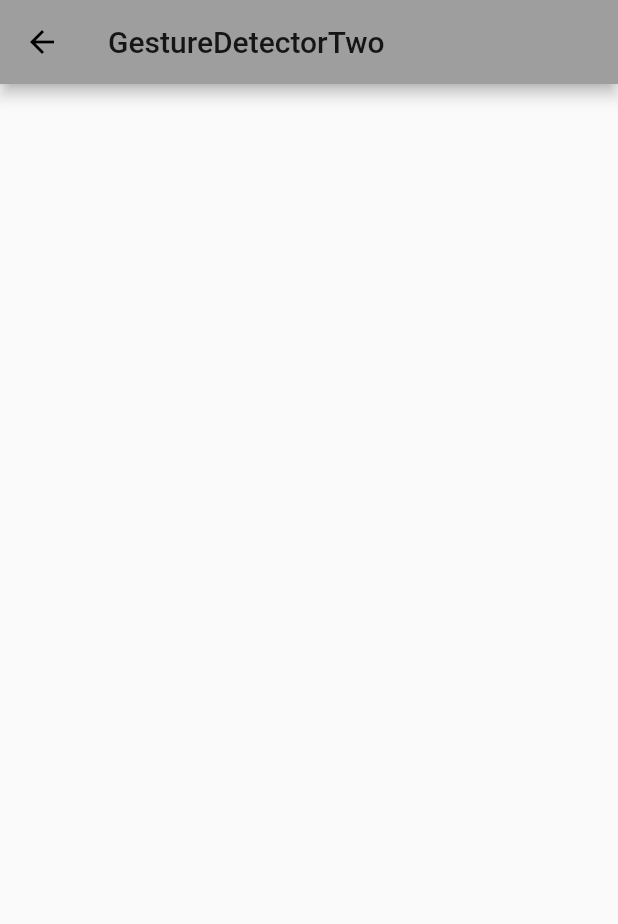
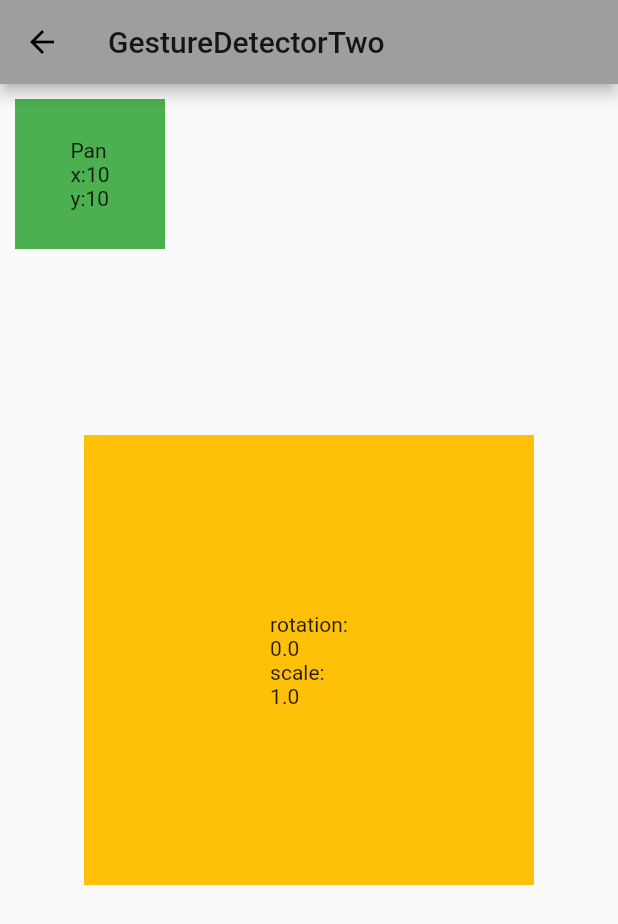
Before and after one commit to linnefromice/flutter_heart_app_01, a Flutter app: the GestureDetectorScreenTwo screen opened by its route, on a phone screen of 412 x 824 dp. Shown: the top 924 px of the screen. Run offline on Flutter 3.47's test engine with Material 2 defaults, Android fonts, the light colour scheme and no system bars; our stand-ins replace flutter_rating_bar, liquid_swipe.

Commit message:
update screen - use pan & scale

```diff
--- a/lib/screens/gesture_detector_screen_two.dart
+++ b/lib/screens/gesture_detector_screen_two.dart
@@ -6,13 +6,68 @@ class GestureDetectorScreenTwo extends StatefulWidget {
 }
 
 class _State extends State<GestureDetectorScreenTwo> {
+  Offset _offset = Offset(10,10);
+  double _radians = 0.0;
+  double _scale = 1.0;
+
   @override
   Widget build(BuildContext context) {
     return Scaffold(
       appBar: AppBar(
         title: Text('GestureDetectorTwo'),
       ),
-      body: Container()
+      body: Stack(
+        children: <Widget>[
+          // Panテスト用のウィジェット
+          Positioned(
+            left: _offset.dx, // 移動の値（x）
+            top: _offset.dy, // 移動の値（y）
+            child: GestureDetector(
+              // ドラッグの移動を更新
+              onPanUpdate: (DragUpdateDetails details) {
+                setState(() {
+                  _offset = Offset(_offset.dx+details.delta.dx, _offset.dy+details.delta.dy);
+                });
+              },
+              child: Container(
+                color: Colors.green,
+                width: 100,
+                height: 100,
+                child: Center(child:Text('Pan\nx:${_offset.dx.toInt()}\ny:${_offset.dy.toInt()}'),),
+              ),
+            ),
+          ),
+          // Scale用のウィジェット
+          Center(
+            child: Column(
+              mainAxisAlignment: MainAxisAlignment.center,
+              children: <Widget>[
+                GestureDetector(
+                  // 回転とスケールの値を更新
+                  onScaleUpdate: (ScaleUpdateDetails details) {
+                    setState(() {
+                      _radians = details.rotation;
+                      _scale = details.scale;
+                    });
+                  },
+                  child: Transform.rotate(
+                    angle: _radians, // 回転の値
+                    child: Transform.scale(
+                      scale: _scale, // スケールの値
+                      child: Container(
+                        height: 300,
+                        width: 300,
+                        color: Colors.amber,
+                        child: Center(child:Text('rotation:\n$_radians\nscale:\n$_scale'),),
+                      ),
+                    ),
+                  ),
+                ),
+              ],
+            ),
+          ),
+        ],
+      ),
     );
   }
 }
```
